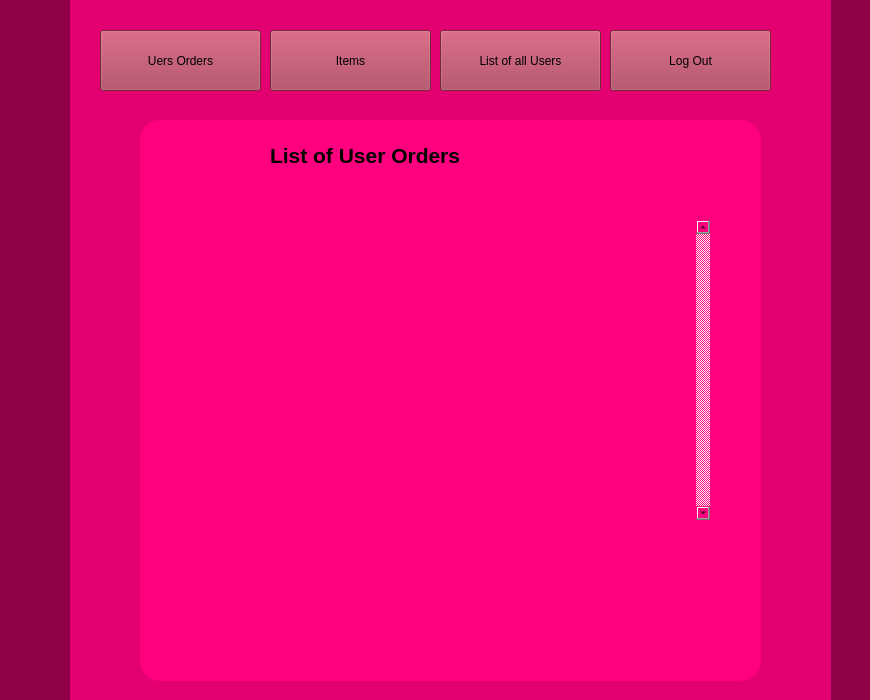
Old version of the form admin.ui in the repository MdTeach/KU_EL.
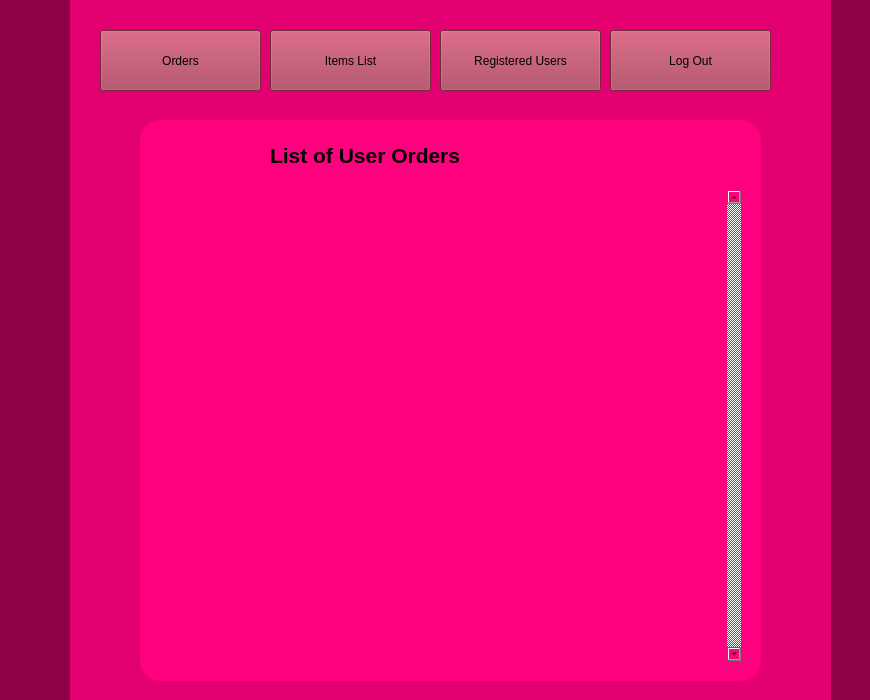
New version of the form.

```diff
--- a/admin.ui
+++ b/admin.ui
@@ -88,10 +88,10 @@
        </property>
        <property name="geometry">
         <rect>
-         <x>70</x>
-         <y>100</y>
-         <width>500</width>
-         <height>300</height>
+         <x>30</x>
+         <y>70</y>
+         <width>571</width>
+         <height>471</height>
         </rect>
        </property>
        <property name="sizePolicy">
@@ -126,8 +126,8 @@
          <rect>
           <x>0</x>
           <y>0</y>
-          <width>479</width>
-          <height>300</height>
+          <width>554</width>
+          <height>471</height>
          </rect>
         </property>
        </widget>
@@ -457,7 +457,7 @@
      <cursorShape>PointingHandCursor</cursorShape>
     </property>
     <property name="text">
-     <string>Uers Orders</string>
+     <string>Orders</string>
     </property>
    </widget>
    <widget class="QPushButton" name="pushButton">
@@ -489,7 +489,7 @@
      <cursorShape>PointingHandCursor</cursorShape>
     </property>
     <property name="text">
-     <string>List of all Users</string>
+     <string>Registered Users</string>
     </property>
    </widget>
    <widget class="QPushButton" name="listOrderButton_2">
@@ -505,7 +505,7 @@
      <cursorShape>PointingHandCursor</cursorShape>
     </property>
     <property name="text">
-     <string>Items</string>
+     <string>Items List</string>
     </property>
    </widget>
   </widget>
```
Left out of the diff: 8 changed lines with no effect on the pictures.
